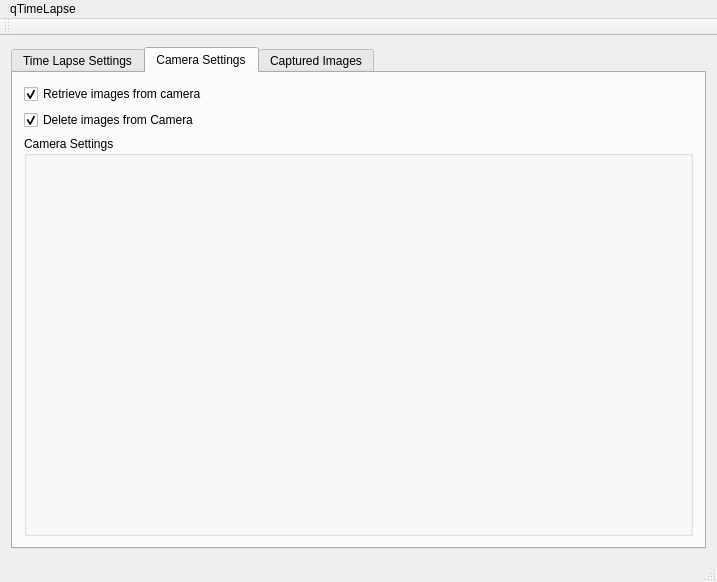
This is qtimelapse.ui in makyo/qtimelapse as Qt 5 draws it before an edit. The edited form follows.
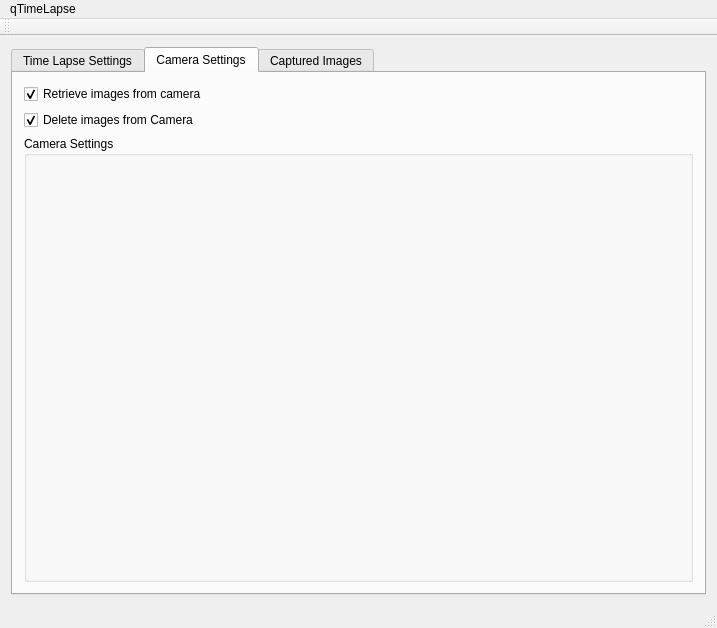
This is the edited form. The open tabs and pages were chosen to show the change.

```diff
--- a/qtimelapse.ui
+++ b/qtimelapse.ui
@@ -7,7 +7,7 @@
     <x>0</x>
     <y>0</y>
     <width>717</width>
-    <height>483</height>
+    <height>628</height>
    </rect>
   </property>
   <property name="windowTitle">
```
Left out of the diff: 4 changed lines with no effect on the pictures.
